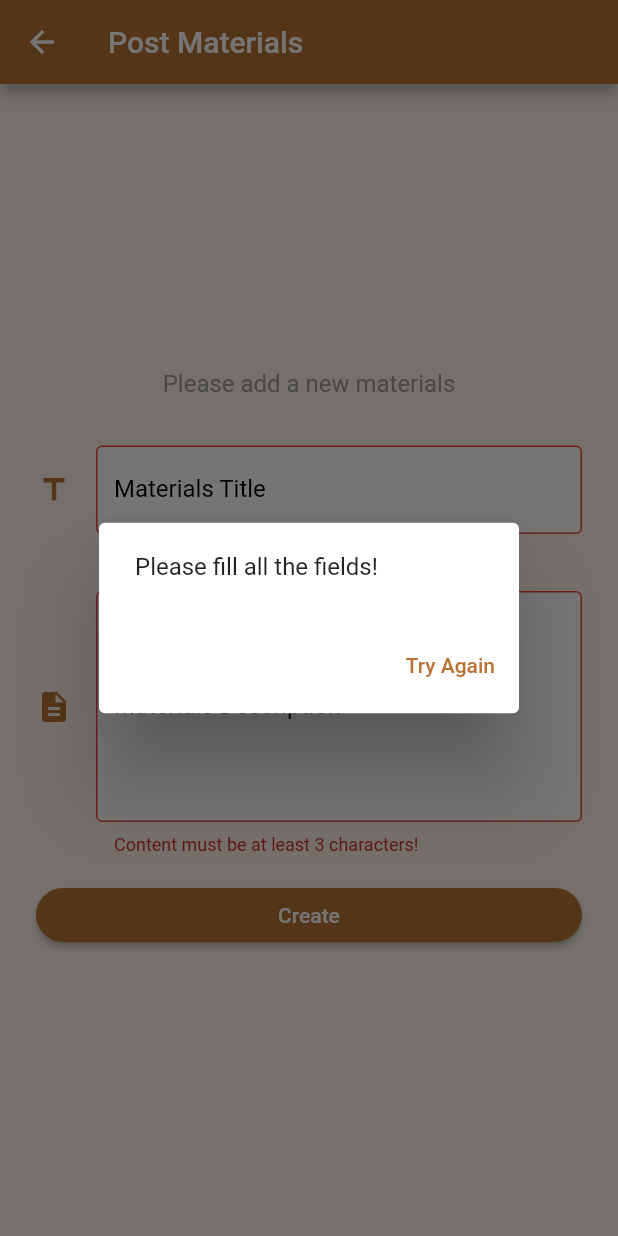
After one commit to Nonahiya/Agile_Mobile, a Flutter app: the MaterialsFormPage screen opened directly, after a tap on "Create", on a phone screen of 412 x 824 dp. The commit adds this screen. Run offline on Flutter 3.47's test engine with Material 2 defaults, Android fonts, the light colour scheme and no system bars; our stand-ins replace email_validator, equatable, flutter_bloc, flutter_spinkit, fluttertoast, shared_preferences; missing offline and left inert: lazy_loading_list; accounts and stored records are empty.

Commit message:
materialsFormPage

```diff
--- /dev/null
+++ b/lib/views/pages/main/materials/materialsformpage.dart
@@ -0,0 +1,195 @@
+part of '../../pages.dart';
+
+class MaterialsFormPage extends StatefulWidget {
+  const MaterialsFormPage({super.key});
+
+  @override
+  State<MaterialsFormPage> createState() => _MaterialsFormPageState();
+}
+
+class _MaterialsFormPageState extends State<MaterialsFormPage> {
+  final _materialsKey = GlobalKey<FormState>();
+  final ctrlTitle = TextEditingController();
+  final ctrlContent = TextEditingController();
+  bool isHidden = true;
+
+  @override
+  void dispose() {
+    ctrlTitle.dispose();
+    ctrlContent.dispose();
+    super.dispose();
+  }
+
+  late Materials materials;
+  void create(
+      String? id, String title, String content) async {
+    await MaterialsController.create(id!, title, content)
+        .then((value) {
+      setState(() {
+        materials = value;
+      });
+    });
+    if (!mounted) return;
+    if (materials.id != "0") {
+      ToastUi.toastOk('Materials created successfully!');
+      Navigator.pop(context);
+    } else {
+      ToastUi.toastErr(materials.title!);
+    }
+  }
+
+  @override
+  Widget build(BuildContext context) {
+    return Scaffold(
+        resizeToAvoidBottomInset: false,
+        appBar: AppBar(
+          title: const Text('Post Materials'),
+          backgroundColor: const Color(0xFFB87333),
+        ),
+        body: BlocBuilder<UserCubit, User?>(
+          builder: (context, state) {
+            return Container(
+              width: double.infinity,
+              height: double.infinity,
+              padding: const EdgeInsets.fromLTRB(24, 16, 24, 16),
+              child: Column(
+                mainAxisAlignment: MainAxisAlignment.center,
+                children: [
+                  const Text(
+                    "Please add a new materials",
+                    style: TextStyle(fontSize: 16, color: Colors.grey),
+                  ),
+
+                  //Code for Form (Title)
+                  const SizedBox(height: 16),
+                  Form(
+                    key: _materialsKey,
+                    child: Column(children: [
+                      const SizedBox(height: 16),
+                      TextFormField(
+                        cursorColor: const Color(0xFFB87333),
+                        decoration: const InputDecoration(
+                          labelText: "Materials Title",
+                          labelStyle: TextStyle(color: Colors.black),
+                          icon: Icon(Icons.title, color: Color(0xFFB87333)),
+                          filled: true,
+                          fillColor: Colors.white,
+                          focusedBorder: OutlineInputBorder(
+                            borderSide: BorderSide(
+                              color: Colors.black,
+                            ),
+                          ),
+                          enabledBorder: OutlineInputBorder(
+                            borderSide: BorderSide(
+                              color: Colors.black,
+                            ),
+                          ),
+                          errorBorder: OutlineInputBorder(
+                            borderSide: BorderSide(
+                              color: Colors.red,
+                            ),
+                          ),
+                          focusedErrorBorder: OutlineInputBorder(
+                            borderSide: BorderSide(
+                              color: Colors.red,
+                            ),
+                          ),
+                        ),
+                        controller: ctrlTitle,
+                        autovalidateMode: AutovalidateMode.onUserInteraction,
+                        validator: (value) {
+                          return value.toString().length < 3
+                              ? 'Title must be at least 3 characters!'
+                              : null;
+                        },
+                      ),
+
+                      //Code for Form (Content)
+                      const SizedBox(height: 16),
+                      TextFormField(
+                        maxLines: 6,
+                        cursorColor: const Color(0xFFB87333),
+                        decoration: const InputDecoration(
+                          labelText: "Materials Description",
+                          labelStyle: TextStyle(color: Colors.black),
+                          icon:
+                              Icon(Icons.description, color: Color(0xFFB87333)),
+                          filled: true,
+                          fillColor: Colors.white,
+                          focusedBorder: OutlineInputBorder(
+                            borderSide: BorderSide(
+                              color: Colors.black,
+                            ),
+                          ),
+                          enabledBorder: OutlineInputBorder(
+                            borderSide: BorderSide(
+                              color: Colors.black,
+                            ),
+                          ),
+                          errorBorder: OutlineInputBorder(
+                            borderSide: BorderSide(
+                              color: Colors.red,
+                            ),
+                          ),
+                          focusedErrorBorder: OutlineInputBorder(
+                            borderSide: BorderSide(
+                              color: Colors.red,
+                            ),
+                          ),
+                        ),
+                        controller: ctrlContent,
+                        autovalidateMode: AutovalidateMode.onUserInteraction,
+                        validator: (value) {
+                          return value.toString().length < 3
+                              ? 'Content must be at least 3 characters!'
+                              : null;
+                        },
+                      ),
+
+                      //Code for Validate and Alert Dialog
+                      const SizedBox(height: 16),
+                      SizedBox(
+                        width: double.infinity,
+                        child: ElevatedButton(
+                            style: ElevatedButton.styleFrom(
+                              shape: const StadiumBorder(),
+                              backgroundColor: const Color(0xFFB87333),
+                            ),
+                            onPressed: () {
+                              if (_materialsKey.currentState!.validate()) {
+                                create(
+                                    state?.id,
+                                    ctrlTitle.text,
+                                    ctrlContent.text);
+                              } else {
+                                showDialog(
+                                  context: context,
+                                  builder: (context) => AlertDialog(
+                                    content: const Text(
+                                        'Please fill all the fields!'),
+                                    actions: [
+                                      TextButton(
+                                          style: TextButton.styleFrom(
+                                              backgroundColor: Colors.white,
+                                              foregroundColor:
+                                                  const Color(0xFFB87333)),
+                                          onPressed: () {
+                                            Navigator.pop(context, true);
+                                          },
+                                          child: const Text('Try Again'))
+                                    ],
+                                  ),
+                                );
+                              }
+                            },
+                            child: const Text("Create")),
+                      ),
+                    ]),
+                  )
+                ],
+              ),
+            );
+          },
+        ));
+  }
+}
--- a/lib/views/pages/pages.dart
+++ b/lib/views/pages/pages.dart
@@ -22,3 +22,4 @@ part 'main/materials/materialspage.dart';
 part 'main/leaderpanel/leaderpanelpage.dart';
 part 'loginregister/loginpage.dart';
 part 'loginregister/registerpage.dart';
+part 'main/materials/materialsformpage.dart';
--- a/lib/views/widgets/widgets.dart
+++ b/lib/views/widgets/widgets.dart
@@ -9,3 +9,4 @@ import 'package:fluttertoast/fluttertoast.dart';
 part 'toastui.dart';
 part 'loadingui.dart';
 part 'discussioncard.dart';
+part 'materialscard.dart';
```
